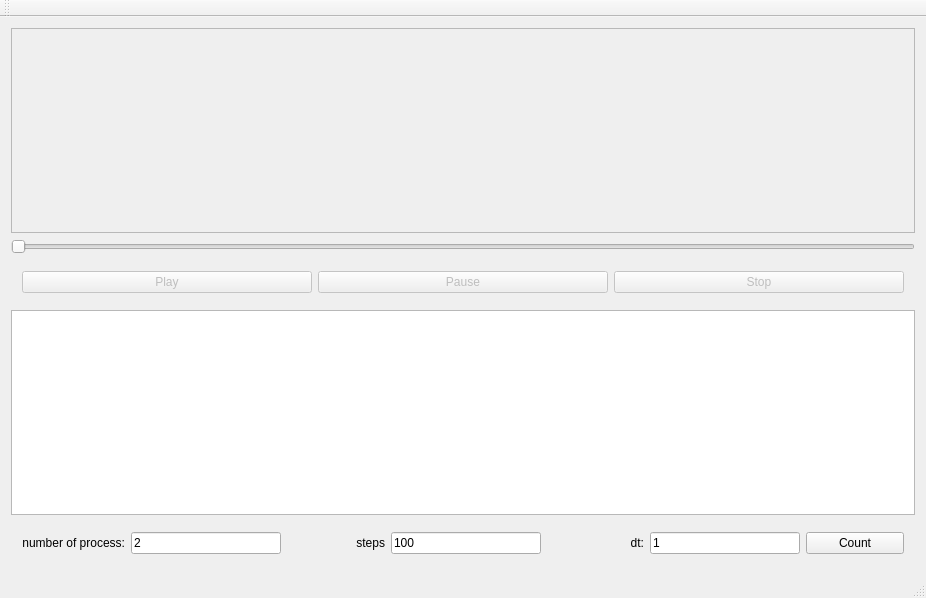
Above: visualizer/mainwindow.ui from Justice01/bnb-visualizer before the change. Below: the same form after it.
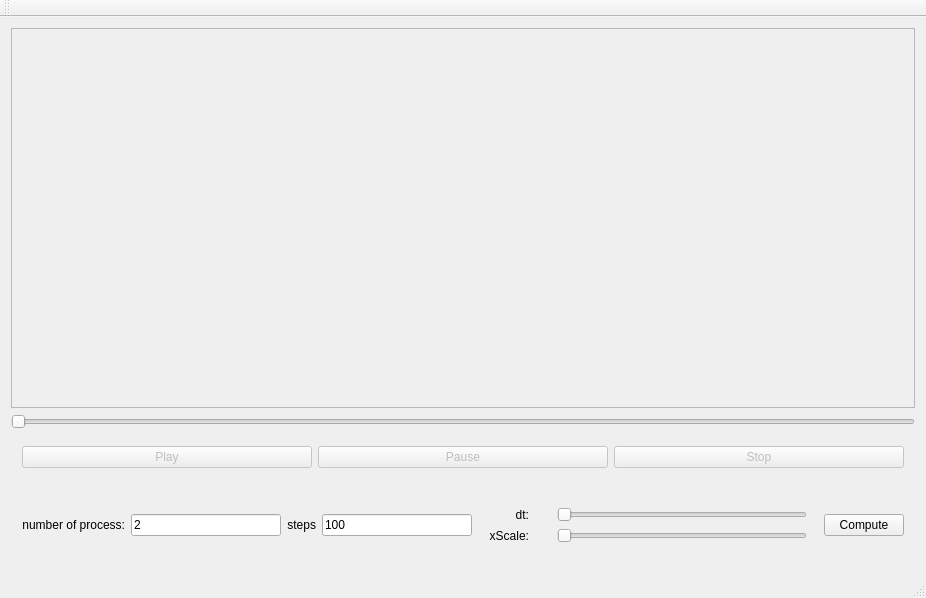
That is the form after the change.

What changed in the file:
```diff
--- a/visualizer/mainwindow.ui
+++ b/visualizer/mainwindow.ui
@@ -28,7 +28,7 @@
            <x>0</x>
            <y>0</y>
            <width>904</width>
-           <height>190</height>
+           <height>355</height>
           </rect>
          </property>
          <layout class="QGridLayout" name="gridLayout">
@@ -91,9 +91,6 @@
         </layout>
        </widget>
       </item>
-      <item>
-       <widget class="QTextEdit" name="textEdit"/>
-      </item>
       <item>
        <widget class="QWidget" name="controlWidget" native="true">
         <layout class="QHBoxLayout" name="horizontalLayout_3">
@@ -150,6 +147,9 @@
           </widget>
          </item>
          <item>
+          <widget class="QWidget" name="widget_3" native="true">
+           <layout class="QVBoxLayout" name="verticalLayout_3">
+            <item>
           <widget class="QLabel" name="label_2">
            <property name="text">
             <string>dt:</string>
@@ -160,22 +160,54 @@
           </widget>
          </item>
          <item>
-          <widget class="QLineEdit" name="DTEdit">
-           <property name="maximumSize">
-            <size>
-             <width>150</width>
-             <height>16777215</height>
-            </size>
-           </property>
+             <widget class="QLabel" name="label_4">
            <property name="text">
-            <string>1</string>
-           </property>
-          </widget>
-         </item>
+               <string>xScale:</string>
+              </property>
+              <property name="alignment">
+               <set>Qt::AlignRight|Qt::AlignTrailing|Qt::AlignVCenter</set>
+              </property>
+             </widget>
+            </item>
+           </layout>
+          </widget>
+         </item>
          <item>
-          <widget class="QPushButton" name="CountButton">
+          <widget class="QWidget" name="widget_2" native="true">
+           <layout class="QVBoxLayout" name="verticalLayout_2">
+            <item>
+             <widget class="QSlider" name="DTSlider">
+              <property name="enabled">
+               <bool>false</bool>
+              </property>
+              <property name="minimum">
+               <number>1</number>
+              </property>
+              <property name="maximum">
+               <number>10</number>
+              </property>
+              <property name="orientation">
+               <enum>Qt::Horizontal</enum>
+              </property>
+             </widget>
+            </item>
+            <item>
+             <widget class="QSlider" name="XScaleSlider">
+              <property name="enabled">
+               <bool>false</bool>
+              </property>
+              <property name="orientation">
+               <enum>Qt::Horizontal</enum>
+              </property>
+             </widget>
+            </item>
+           </layout>
+          </widget>
+         </item>
+         <item>
+          <widget class="QPushButton" name="ComputeButton">
            <property name="text">
-            <string>Count</string>
+            <string>Compute</string>
            </property>
           </widget>
          </item>
```
Lines whose indentation alone changed are shown as unchanged.
